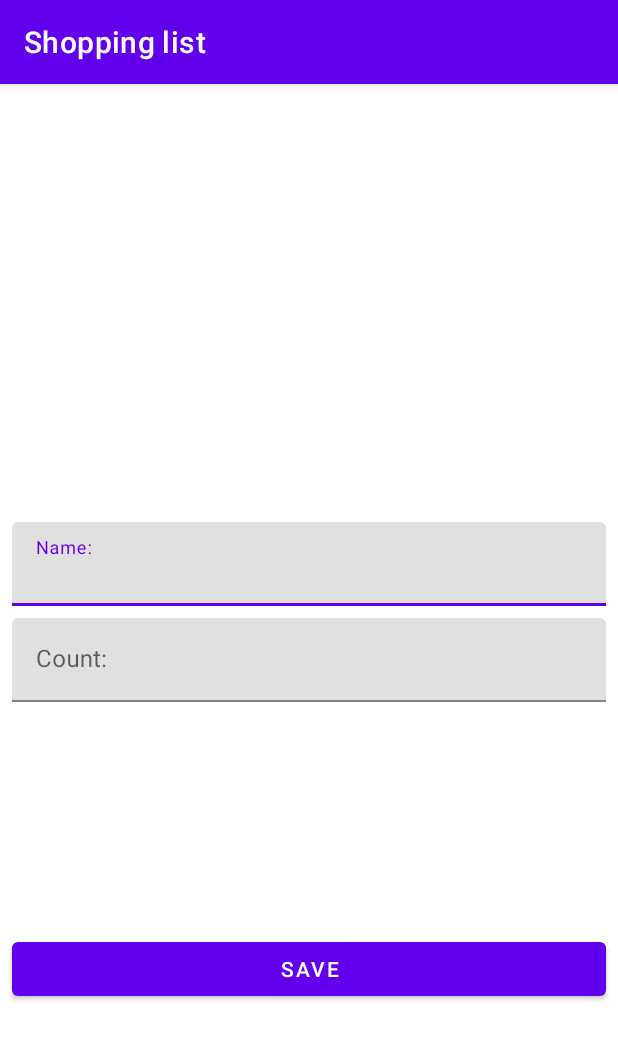
After one commit to lerapenguin11/ShoppingList, an Android app: the ShopItemActiviry screen opened directly, with no data from a screen before it, on a phone screen of 412 x 824 dp. The commit adds this screen. Shown: the top 1040 px of the screen. Run offline under Robolectric (Android 15) with nearby library versions, the phone set to English and light mode, and no system bars.

Commit message:
ShopItemActiviry.kt

```diff
--- a/app/src/main/AndroidManifest.xml
+++ b/app/src/main/AndroidManifest.xml
@@ -12,6 +12,10 @@
         android:theme="@style/Theme.ShoppingList"
         tools:targetApi="31">
         <activity
+            android:name=".presentation.ShopItemActiviry"
+            android:exported="false"
+            android:windowSoftInputMode="adjustResize"/>
+        <activity
             android:name=".presentation.MainActivity"
             android:exported="true">
             <intent-filter>
--- /dev/null
+++ b/app/src/main/java/com/example/shoppinglist/presentation/ShopItemActiviry.kt
@@ -0,0 +1,12 @@
+package com.example.shoppinglist.presentation
+
+import androidx.appcompat.app.AppCompatActivity
+import android.os.Bundle
+import com.example.shoppinglist.R
+
+class ShopItemActiviry : AppCompatActivity() {
+    override fun onCreate(savedInstanceState: Bundle?) {
+        super.onCreate(savedInstanceState)
+        setContentView(R.layout.activity_shop_item_activiry)
+    }
+}
--- /dev/null
+++ b/app/src/main/res/layout/activity_shop_item_activiry.xml
@@ -0,0 +1,59 @@
+<?xml version="1.0" encoding="utf-8"?>
+<androidx.constraintlayout.widget.ConstraintLayout
+    xmlns:android="http://schemas.android.com/apk/res/android"
+    xmlns:app="http://schemas.android.com/apk/res-auto"
+    xmlns:tools="http://schemas.android.com/tools"
+    android:layout_width="match_parent"
+    android:layout_height="match_parent"
+    tools:context=".presentation.ShopItemActiviry">
+
+    <com.google.android.material.textfield.TextInputLayout
+        android:id="@+id/til_name"
+        android:layout_width="match_parent"
+        android:layout_height="wrap_content"
+        android:layout_marginStart="8dp"
+        android:layout_marginEnd="8dp"
+        app:layout_constraintBottom_toTopOf="@+id/til_count"
+        app:layout_constraintEnd_toEndOf="parent"
+        app:layout_constraintStart_toStartOf="parent"
+        android:layout_marginBottom="8dp"
+        app:layout_constraintVertical_chainStyle="packed">
+
+        <com.google.android.material.textfield.TextInputEditText
+            android:id="@+id/ed_name"
+            android:layout_width="match_parent"
+            android:layout_height="wrap_content"
+            android:hint="@string/name"
+            android:inputType="textCapWords" />
+    </com.google.android.material.textfield.TextInputLayout>
+
+    <com.google.android.material.textfield.TextInputLayout
+        android:id="@+id/til_count"
+        android:layout_width="match_parent"
+        android:layout_height="wrap_content"
+        android:layout_marginStart="8dp"
+        android:layout_marginEnd="8dp"
+        app:layout_constraintVertical_chainStyle="packed"
+        app:layout_constraintBottom_toBottomOf="parent"
+        app:layout_constraintEnd_toEndOf="parent"
+        app:layout_constraintStart_toStartOf="parent"
+        app:layout_constraintTop_toTopOf="parent">
+
+        <com.google.android.material.textfield.TextInputEditText
+            android:id="@+id/ed_count"
+            android:layout_width="match_parent"
+            android:layout_height="wrap_content"
+            android:hint="@string/count"
+            android:inputType="number"/>
+    </com.google.android.material.textfield.TextInputLayout>
+
+    <Button
+        android:id="@+id/save_button"
+        android:layout_width="0dp"
+        android:layout_height="wrap_content"
+        android:text="@string/save"
+        app:layout_constraintBottom_toBottomOf="parent"
+        app:layout_constraintEnd_toEndOf="@+id/til_count"
+        app:layout_constraintStart_toStartOf="@+id/til_count"
+        app:layout_constraintTop_toBottomOf="@+id/til_count" />
+</androidx.constraintlayout.widget.ConstraintLayout>
--- a/app/src/main/res/values/strings.xml
+++ b/app/src/main/res/values/strings.xml
@@ -1,3 +1,6 @@
 <resources>
     <string name="app_name">Shopping list</string>
+    <string name="name">Name:</string>
+    <string name="count">Count:</string>
+    <string name="save">Save</string>
 </resources>
```
